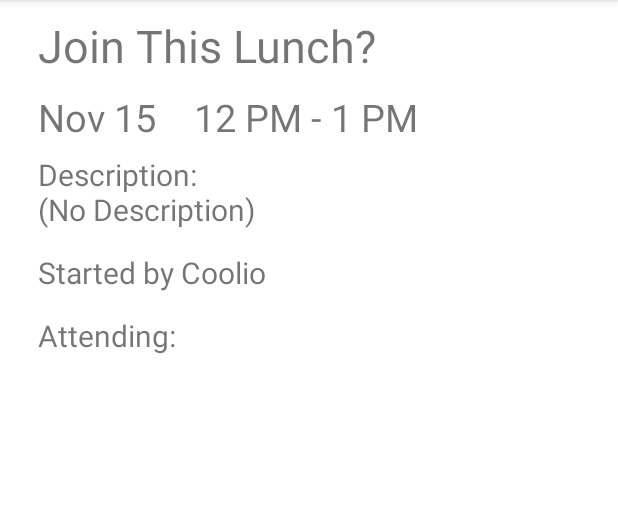
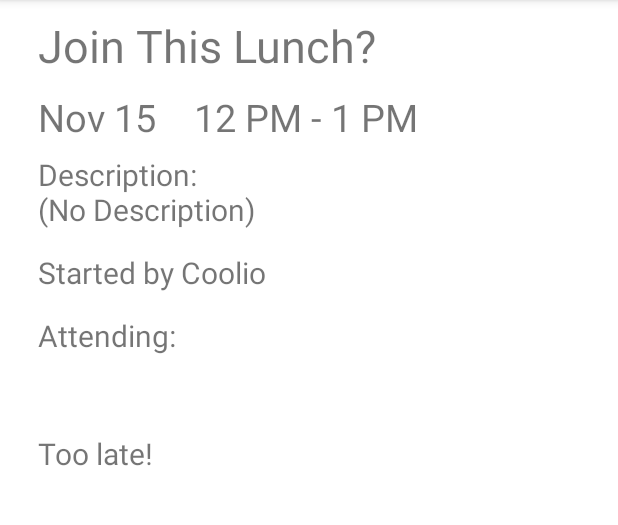
Before and after one commit to KateCatlin/Chowdown, an Android app: the LunchDetailActivity screen opened directly, with no data from a screen before it, on a phone screen of 412 x 824 dp, the part 84-609 px from its top. Run offline under Robolectric (Android 15) with nearby library versions, the phone set to English and light mode, and no system bars; 18 statements that could not run were skipped.

Commit message:
lunch event detail - time left to vote counts down

```diff
--- a/app/src/main/java/com/example/chowdown/activities/LunchDetailActivity.java
+++ b/app/src/main/java/com/example/chowdown/activities/LunchDetailActivity.java
@@ -5,6 +5,7 @@ import android.app.Fragment;
 import android.app.FragmentManager;
 import android.content.Intent;
 import android.os.Bundle;
+import android.os.CountDownTimer;
 import android.support.v4.app.NavUtils;
 import android.view.MenuItem;
 import android.view.View;
@@ -29,6 +30,7 @@ import java.util.List;
 public class LunchDetailActivity extends Activity{
     public static final String CHOSEN_LUNCH_KEY = "CHOSEN_LUNCH_KEY";
     private LunchEvent chosenLunch;
+    public TextView votingStatus;
 
     @Override
     protected void onCreate(Bundle savedInstanceState) {
--- a/app/src/main/java/com/example/chowdown/fragments/LunchDetailFragment.java
+++ b/app/src/main/java/com/example/chowdown/fragments/LunchDetailFragment.java
@@ -3,6 +3,7 @@ package com.example.chowdown.fragments;
 import android.app.Fragment;
 import android.content.Intent;
 import android.os.Bundle;
+import android.os.CountDownTimer;
 import android.util.Log;
 import android.view.LayoutInflater;
 import android.view.View;
@@ -35,6 +36,8 @@ public class LunchDetailFragment extends Fragment {
     public TextView votingDetailsText;
     public static final String CHOSEN_LUNCH_KEY = "CHOSEN_LUNCH_KEY";
     public static final String PASS_TO_RANKING_KEY = "PASS_TO_RANKING_KEY";
+    private CountDownTimer voteCountDownTimer;
+    private LunchEvent chosenLunchEvent;
 
     public Button noButton;
     public Button yesButton;
@@ -56,7 +59,7 @@ public class LunchDetailFragment extends Fragment {
 
         Bundle data = getArguments();
 
-        final LunchEvent chosenLunchEvent = (LunchEvent) data.getParcelable(CHOSEN_LUNCH_KEY);
+        chosenLunchEvent = (LunchEvent) data.getParcelable(CHOSEN_LUNCH_KEY);
         Log.d("LOG_TAG", "EventID is " + chosenLunchEvent.getEventID());
 
         titleText = (TextView)root.findViewById(R.id.lunch_detail_title);
@@ -110,7 +113,47 @@ public class LunchDetailFragment extends Fragment {
             }
         });
 
+        DateTime currentDateTime = DateTime.now();
+        Interval votingInterval = new Interval(currentDateTime, chosenLunchEvent.getVotingDate());
+        int millisecondsLeft = (int)(votingInterval.getEndMillis() - votingInterval.getStartMillis());
+        voteCountDownTimer = new CountDownTimer(millisecondsLeft, 1000) {
+            public void onTick(long millisUntilFinished) {
+                TextView votingStatus = (TextView) getActivity().findViewById(R.id.voting_status);
+                votingStatus.setText(getStringThatShowsWhenVotingEnds(chosenLunchEvent));
+            }
+
+            public void onFinish() {
+                TextView votingStatus = (TextView) getActivity().findViewById(R.id.voting_status);
+                votingStatus.setText("Too late!");
+            }
+        }.start();
+
         return root;
+    }
+
+    @Override
+    public void onResume() {
+        super.onResume();
+        DateTime currentDateTime = DateTime.now();
+        Interval votingInterval = new Interval(currentDateTime, chosenLunchEvent.getVotingDate());
+        int millisecondsLeft = (int)(votingInterval.getEndMillis() - votingInterval.getStartMillis());
+        voteCountDownTimer = new CountDownTimer(millisecondsLeft, 1000) {
+            public void onTick(long millisUntilFinished) {
+                TextView votingStatus = (TextView) getActivity().findViewById(R.id.voting_status);
+                votingStatus.setText(getStringThatShowsWhenVotingEnds(chosenLunchEvent));
+            }
+
+            public void onFinish() {
+                TextView votingStatus = (TextView) getActivity().findViewById(R.id.voting_status);
+                votingStatus.setText("Too late!");
+            }
+        }.start();
+    }
+
+    @Override
+    public void onPause() {
+        super.onPause();
+        voteCountDownTimer.cancel();
     }
 
     private String getStringThatShowsWhenVotingEnds(LunchEvent chosenLunchEvent) {
@@ -133,7 +176,11 @@ public class LunchDetailFragment extends Fragment {
                 .appendSeparator(", and ")
                 .appendMinutes()
                 .appendSuffix(" minute", " minutes")
+                .appendSeparator(", ")
+                .appendSeconds()
+                .appendSuffix(" second", " seconds")
                 .toFormatter();
+
 
 
         String stringThatShowsWhenVotingEnds = "Time until voting ends:\n" + timeLeftFormatter.print(timeLeftUntilVotingEnds);
```
